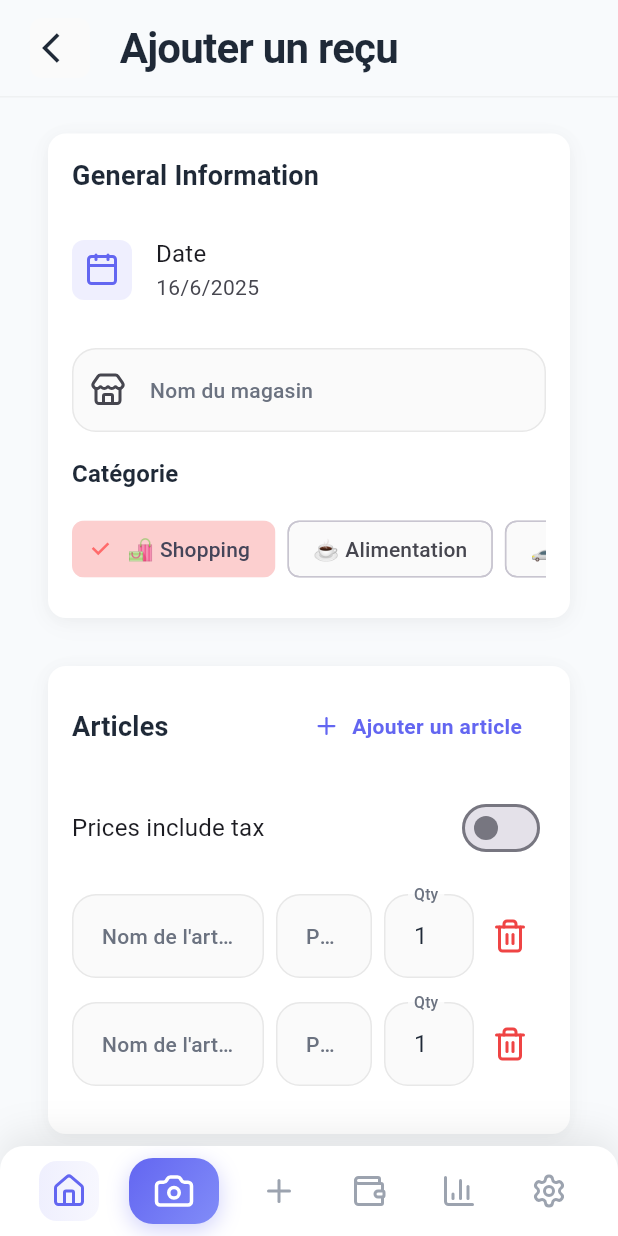
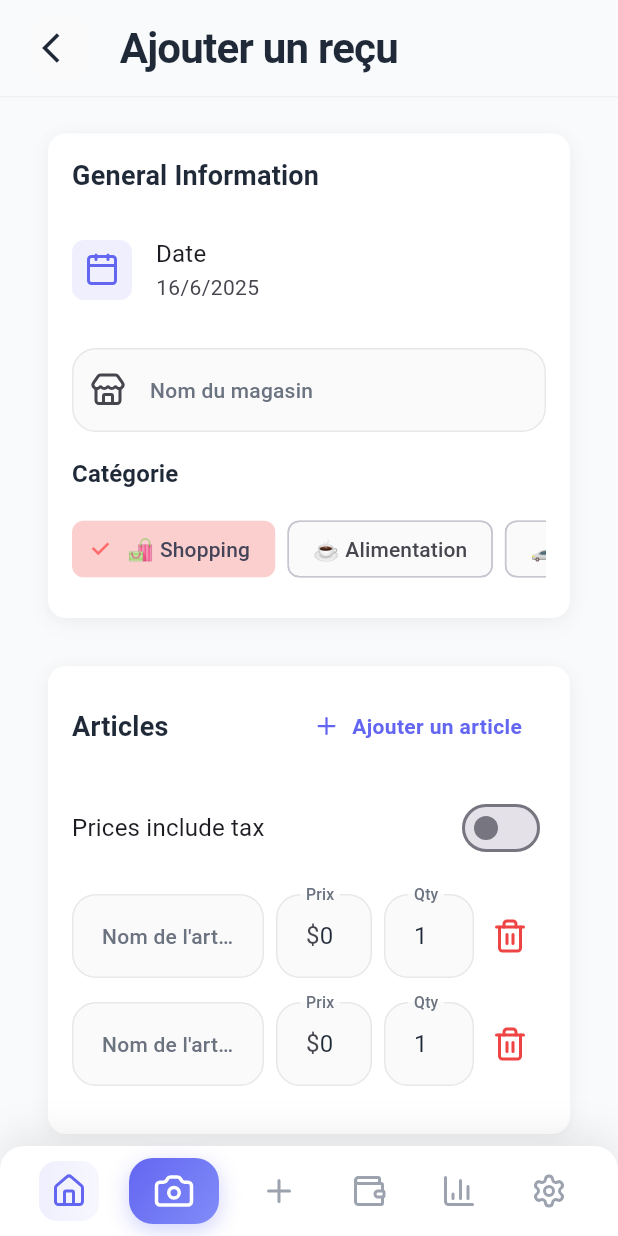
Before and after one commit to MathieuAumont/receiptscannerflutter, a Flutter app: the ManualEntryScreen screen opened by its route, after a tap on "Ajouter un article", on a phone screen of 412 x 824 dp. Run offline on Flutter 3.47's test engine with Material 3 defaults, Android fonts, the phone set to English and light mode, and no system bars; our stand-ins replace camera, fl_chart, flutter_dotenv, go_router, image_picker, lucide_icons and 1 more; accounts and stored records are empty.

Commit message:
Refonte complète pour éliminer les erreurs de rendu

```diff
--- a/lib/main.dart
+++ b/lib/main.dart
@@ -11,7 +11,6 @@
 import 'package:receipt_scanner_flutter/screens/receipt_details_screen.dart';
 import 'package:receipt_scanner_flutter/screens/analysis_screen.dart';
 import 'package:receipt_scanner_flutter/screens/custom_report_screen.dart';
-import 'package:receipt_scanner_flutter/config/app_config.dart';
 import 'package:receipt_scanner_flutter/screens/home_screen.dart';
 import 'package:receipt_scanner_flutter/screens/scan_screen.dart';
 import 'package:receipt_scanner_flutter/screens/manual_entry_screen.dart';
--- a/lib/screens/manual_entry_screen.dart
+++ b/lib/screens/manual_entry_screen.dart
@@ -27,7 +27,7 @@
 
   DateTime _selectedDate = DateTime.now();
   String _selectedCategory = 'shopping';
-  List<ReceiptItem> _items = [];
+  List<ManualReceiptItem> _items = [];
 
   bool _pricesIncludeTax = false;
   bool _isLoading = false;
@@ -42,35 +42,40 @@
   void dispose() {
     _companyController.dispose();
     _notesController.dispose();
+    for (final item in _items) {
+      item.nameController.dispose();
+      item.priceController.dispose();
+      item.quantityController.dispose();
+    }
     super.dispose();
   }
 
   void _addItem() {
     setState(() {
-      _items.add(
-        ReceiptItem(
-          id: '${DateTime.now().millisecondsSinceEpoch}_${_items.length}',
-          name: '',
-          price: 0.0,
-          quantity: 1,
-        ),
-      );
+      _items.add(ManualReceiptItem());
     });
   }
 
   void _removeItem(int index) {
     if (_items.length > 1) {
       setState(() {
+        _items[index].nameController.dispose();
+        _items[index].priceController.dispose();
+        _items[index].quantityController.dispose();
         _items.removeAt(index);
       });
     }
   }
 
   double _calculateSubtotal() {
-    double total = _items.fold(0.0, (sum, item) => sum + (item.price * item.quantity));
+    double total = 0.0;
+    for (final item in _items) {
+      final price = double.tryParse(item.priceController.text) ?? 0.0;
+      final quantity = int.tryParse(item.quantityController.text) ?? 1;
+      total += price * quantity;
+    }
 
     if (_pricesIncludeTax) {
-      // Remove taxes from total to get subtotal
       return total / 1.14975; // 1 + 0.05 + 0.09975
     }
 
@@ -94,7 +99,8 @@
 
     // Check if at least one item has a name and price
     final validItems = _items.where((item) =>
-      item.name.isNotEmpty && item.price > 0
+      item.nameController.text.isNotEmpty &&
+      (double.tryParse(item.priceController.text) ?? 0.0) > 0
     ).toList();
 
     if (validItems.isEmpty) {
@@ -114,11 +120,22 @@
       // Générer un ID unique avec timestamp et random
       final uniqueId = '${DateTime.now().millisecondsSinceEpoch}_${DateTime.now().microsecond}';
 
+      final receiptItems = validItems.asMap().entries.map((entry) {
+        final index = entry.key;
+        final item = entry.value;
+        return ReceiptItem(
+          id: '${uniqueId}_item_$index',
+          name: item.nameController.text.trim(),
+          price: double.tryParse(item.priceController.text) ?? 0.0,
+          quantity: int.tryParse(item.quantityController.text) ?? 1,
+        );
+      }).toList();
+
       final receipt = Receipt(
         id: uniqueId,
         company: _companyController.text.trim(),
         date: _selectedDate,
-        items: validItems,
+        items: receiptItems,
         subtotal: _calculateSubtotal(),
         taxes: Taxes(
           tps: _calculateTPS(),
@@ -337,34 +354,24 @@
                     const SizedBox(height: AppTheme.spacingM),
 
                     // Items List
-                    ListView.builder(
-                      shrinkWrap: true,
-                      physics: const NeverScrollableScrollPhysics(),
-                      itemCount: _items.length,
-                      itemBuilder: (context, index) {
-                        return Padding(
-                          padding: const EdgeInsets.only(bottom: AppTheme.spacingM),
+                    Column(
+                      children: _items.asMap().entries.map((entry) {
+                        final index = entry.key;
+                        final item = entry.value;
+
+                        return Container(
+                          key: ValueKey('item_container_$index'),
+                          margin: const EdgeInsets.only(bottom: AppTheme.spacingM),
                           child: Row(
                             children: [
                               // Item Name
                               Expanded(
                                 flex: 2,
                                 child: TextFormField(
-                                  key: ValueKey('item_name_${_items[index].id}'),
-                                  initialValue: _items[index].name,
+                                  controller: item.nameController,
                                   decoration: InputDecoration(
                                     labelText: languageProvider.translate('item_name'),
                                   ),
-                                  onChanged: (value) {
-                                    setState(() {
-                                      _items[index] = ReceiptItem(
-                                        id: _items[index].id,
-                                        name: value,
-                                        price: _items[index].price,
-                                        quantity: _items[index].quantity,
-                                      );
-                                    });
-                                  },
                                 ),
                               ),
 
@@ -373,23 +380,12 @@
                               // Price
                               Expanded(
                                 child: TextFormField(
-                                  key: ValueKey('item_price_${_items[index].id}'),
-                                  initialValue: _items[index].price == 0 ? '' : _items[index].price.toString(),
+                                  controller: item.priceController,
                                   decoration: InputDecoration(
                                     labelText: languageProvider.translate('price'),
                                     prefixText: '\$',
                                   ),
                                   keyboardType: TextInputType.number,
-                                  onChanged: (value) {
-                                    setState(() {
-                                      _items[index] = ReceiptItem(
-                                        id: _items[index].id,
-                                        name: _items[index].name,
-                                        price: double.tryParse(value) ?? 0.0,
-                                        quantity: _items[index].quantity,
-                                      );
-                                    });
-                                  },
                                 ),
                               ),
 
@@ -399,22 +395,11 @@
                               SizedBox(
                                 width: 60,
                                 child: TextFormField(
-                                  key: ValueKey('item_quantity_${_items[index].id}'),
-                                  initialValue: _items[index].quantity.toString(),
+                                  controller: item.quantityController,
                                   decoration: const InputDecoration(
                                     labelText: 'Qty',
                                   ),
                                   keyboardType: TextInputType.number,
-                                  onChanged: (value) {
-                                    setState(() {
-                                      _items[index] = ReceiptItem(
-                                        id: _items[index].id,
-                                        name: _items[index].name,
-                                        price: _items[index].price,
-                                        quantity: int.tryParse(value) ?? 1,
-                                      );
-                                    });
-                                  },
                                 ),
                               ),
 
@@ -430,7 +415,7 @@
                             ],
                           ),
                         );
-                      },
+                      }).toList(),
                     ),
                   ],
                 ),
@@ -539,3 +524,9 @@
     );
   }
 }
+
+class ManualReceiptItem {
+  final TextEditingController nameController = TextEditingController();
+  final TextEditingController priceController = TextEditingController(text: '0');
+  final TextEditingController quantityController = TextEditingController(text: '1');
+}
--- a/lib/widgets/modern_card.dart
+++ b/lib/widgets/modern_card.dart
@@ -46,9 +46,13 @@
     );
 
     if (onTap != null) {
-      return GestureDetector(
-        onTap: onTap,
-        child: cardWidget,
+      return Material(
+        color: Colors.transparent,
+        child: InkWell(
+          onTap: onTap,
+          borderRadius: BorderRadius.circular(AppTheme.radiusMedium),
+          child: cardWidget,
+        ),
       );
     }
 
```
Also changed, not shown: lib/screens/home_screen.dart (+17 -14 lines), lib/widgets/receipt_card.dart (+8 -5 lines).
